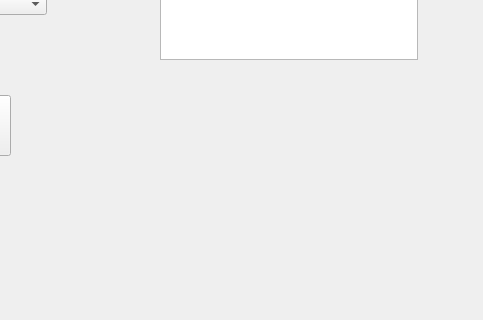
Old version of the form departamento/gui/cadastrocurso.ui in the repository PedroWegner/projeto_final_desktop; both pictures show x 280 to 763 and y 255 to 575 of the 763 by 682 pixel window.
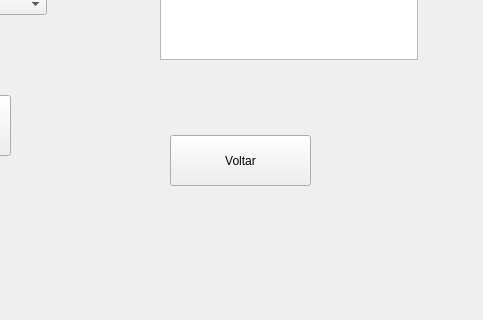
New version of the form.

What changed in the file:
```diff
--- a/departamento/gui/cadastrocurso.ui
+++ b/departamento/gui/cadastrocurso.ui
@@ -44,7 +44,7 @@
     <string>TextLabel</string>
    </property>
   </widget>
-  <widget class="QWidget" name="">
+  <widget class="QWidget" name="layoutWidget">
    <property name="geometry">
     <rect>
      <x>440</x>
@@ -78,7 +78,7 @@
     </item>
    </layout>
   </widget>
-  <widget class="QWidget" name="">
+  <widget class="QWidget" name="layoutWidget">
    <property name="geometry">
     <rect>
      <x>50</x>
@@ -159,6 +159,19 @@
     </item>
    </layout>
   </widget>
+  <widget class="QPushButton" name="voltar_btn">
+   <property name="geometry">
+    <rect>
+     <x>450</x>
+     <y>390</y>
+     <width>141</width>
+     <height>51</height>
+    </rect>
+   </property>
+   <property name="text">
+    <string>Voltar</string>
+   </property>
+  </widget>
  </widget>
  <resources/>
  <connections/>
```
